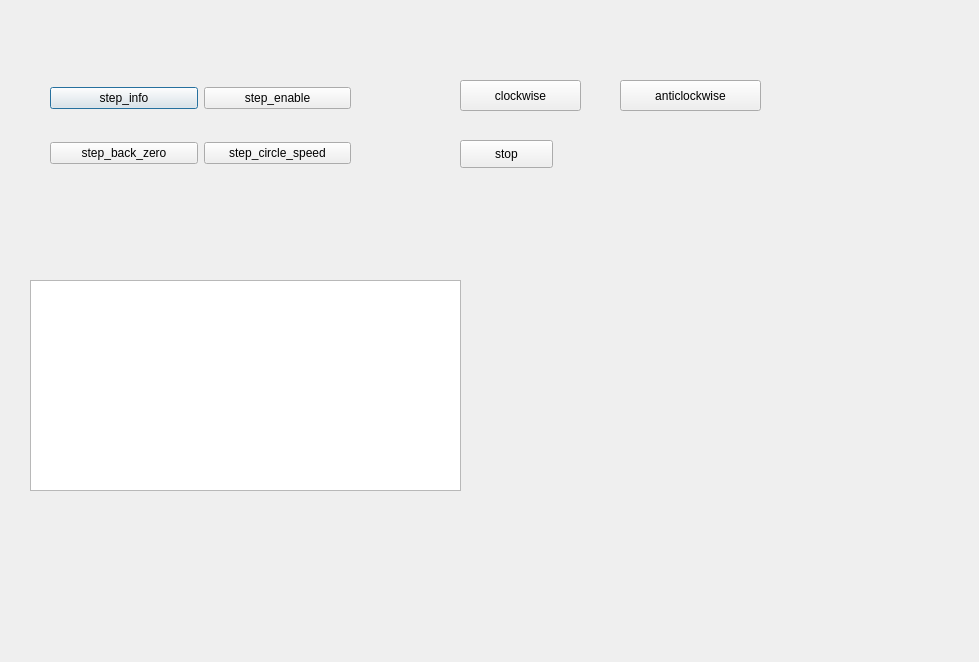
Before: the Qt Designer form Source/test.ui in fghnntp/test, drawn with Qt 5.
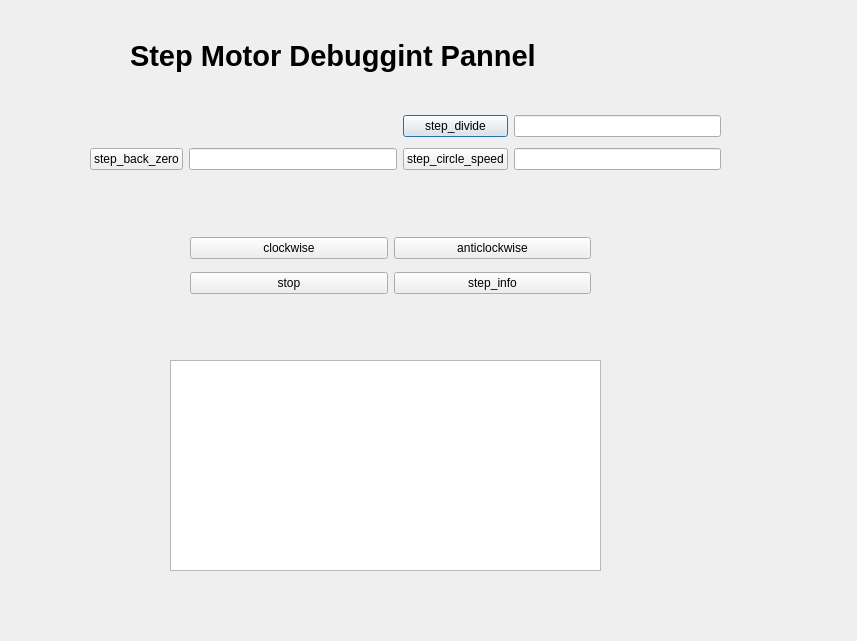
After: the same form once the commit is applied.

Diff of the .ui file:
```diff
--- a/Source/test.ui
+++ b/Source/test.ui
@@ -6,8 +6,8 @@
    <rect>
     <x>0</x>
     <y>0</y>
-    <width>979</width>
-    <height>662</height>
+    <width>857</width>
+    <height>641</height>
    </rect>
   </property>
   <property name="windowTitle">
@@ -16,30 +16,53 @@
   <widget class="QTextEdit" name="textEdit">
    <property name="geometry">
     <rect>
-     <x>30</x>
-     <y>280</y>
+     <x>170</x>
+     <y>360</y>
      <width>431</width>
      <height>211</height>
     </rect>
    </property>
   </widget>
-  <widget class="QWidget" name="layoutWidget">
+  <widget class="QLabel" name="label">
    <property name="geometry">
     <rect>
-     <x>50</x>
-     <y>60</y>
-     <width>301</width>
-     <height>131</height>
+     <x>130</x>
+     <y>30</y>
+     <width>561</width>
+     <height>51</height>
     </rect>
    </property>
-   <layout class="QGridLayout" name="gridLayoutShowInfo">
-    <item row="0" column="0">
-     <widget class="QPushButton" name="pushButtonStepInfo">
+   <property name="font">
+    <font>
+     <pointsize>22</pointsize>
+     <weight>75</weight>
+     <bold>true</bold>
+    </font>
+   </property>
+   <property name="text">
+    <string>Step Motor Debuggint Pannel</string>
+   </property>
+  </widget>
+  <widget class="QWidget" name="">
+   <property name="geometry">
+    <rect>
+     <x>90</x>
+     <y>110</y>
+     <width>631</width>
+     <height>65</height>
+    </rect>
+   </property>
+   <layout class="QGridLayout" name="gridLayout">
+    <item row="0" column="2">
+     <widget class="QPushButton" name="pushButtonDivide">
       <property name="text">
-       <string>step_info</string>
+       <string>step_divide</string>
       </property>
      </widget>
     </item>
+    <item row="0" column="3">
+     <widget class="QLineEdit" name="lineEditStepSpeedDivide"/>
+    </item>
     <item row="1" column="0">
      <widget class="QPushButton" name="pushButtonStepBackZero">
       <property name="text">
@@ -48,60 +71,60 @@
      </widget>
     </item>
     <item row="1" column="1">
+     <widget class="QLineEdit" name="lineEditBackZero"/>
+    </item>
+    <item row="1" column="2">
      <widget class="QPushButton" name="pushButtonStepCircleSpeed">
       <property name="text">
        <string>step_circle_speed</string>
       </property>
      </widget>
     </item>
+    <item row="1" column="3">
+     <widget class="QLineEdit" name="lineEditStepSpeed"/>
+    </item>
+   </layout>
+  </widget>
+  <widget class="QWidget" name="">
+   <property name="geometry">
+    <rect>
+     <x>190</x>
+     <y>230</y>
+     <width>401</width>
+     <height>71</height>
+    </rect>
+   </property>
+   <layout class="QGridLayout" name="gridLayout_2">
+    <item row="0" column="0">
+     <widget class="QPushButton" name="pushButtonClockwise">
+      <property name="text">
+       <string>clockwise</string>
+      </property>
+     </widget>
+    </item>
     <item row="0" column="1">
-     <widget class="QPushButton" name="pushButtonStepEnable">
+     <widget class="QPushButton" name="pushButtonAntiClockwise">
       <property name="text">
-       <string>step_enable</string>
+       <string>anticlockwise</string>
+      </property>
+     </widget>
+    </item>
+    <item row="1" column="0">
+     <widget class="QPushButton" name="pushButtonStop">
+      <property name="text">
+       <string>stop</string>
+      </property>
+     </widget>
+    </item>
+    <item row="1" column="1">
+     <widget class="QPushButton" name="pushButtonStepInfo">
+      <property name="text">
+       <string>step_info</string>
       </property>
      </widget>
     </item>
    </layout>
   </widget>
-  <widget class="QPushButton" name="pushButtonClockwise">
-   <property name="geometry">
-    <rect>
-     <x>460</x>
-     <y>80</y>
-     <width>121</width>
-     <height>31</height>
-    </rect>
-   </property>
-   <property name="text">
-    <string>clockwise</string>
-   </property>
-  </widget>
-  <widget class="QPushButton" name="pushButtonAntiClockwise">
-   <property name="geometry">
-    <rect>
-     <x>620</x>
-     <y>80</y>
-     <width>141</width>
-     <height>31</height>
-    </rect>
-   </property>
-   <property name="text">
-    <string>anticlockwise</string>
-   </property>
-  </widget>
-  <widget class="QPushButton" name="pushButtonStop">
-   <property name="geometry">
-    <rect>
-     <x>460</x>
-     <y>140</y>
-     <width>93</width>
-     <height>28</height>
-    </rect>
-   </property>
-   <property name="text">
-    <string>stop</string>
-   </property>
-  </widget>
  </widget>
  <resources/>
  <connections/>
```
